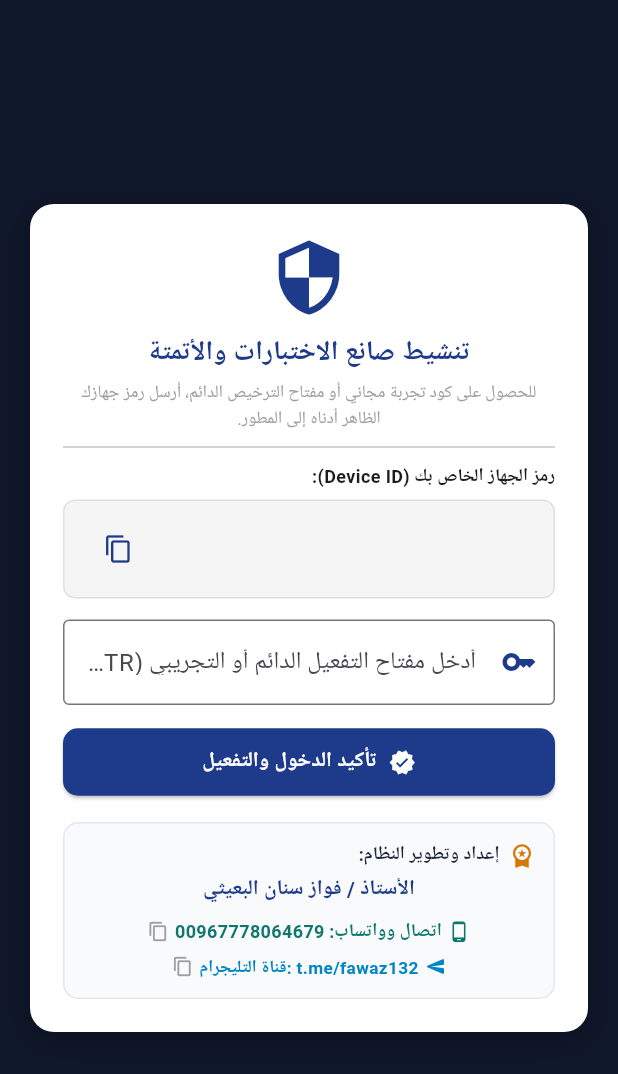
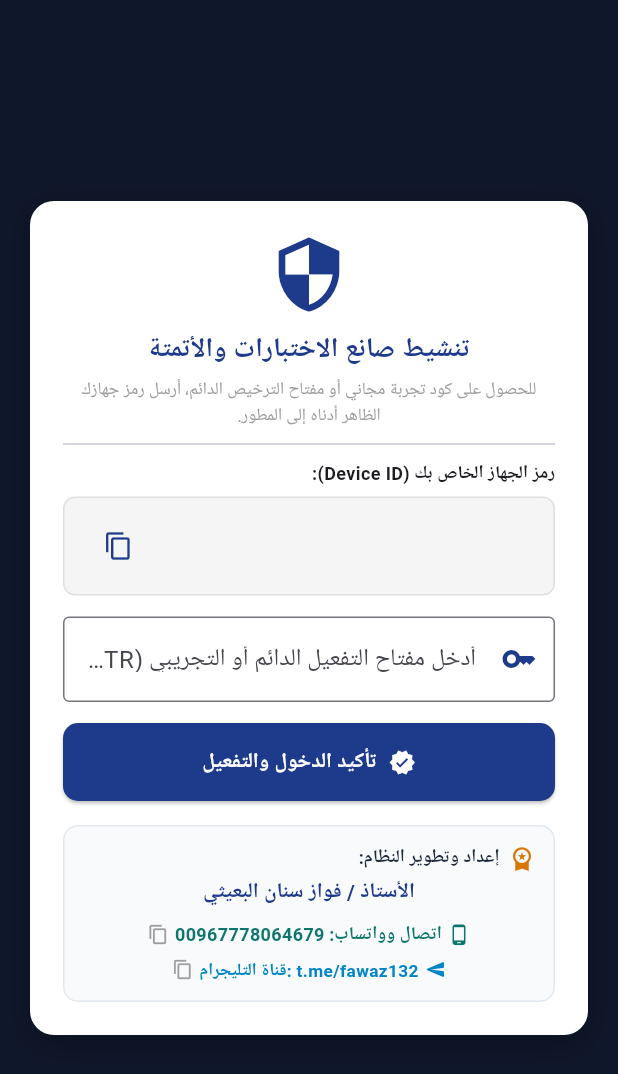
Before and after one commit to karnyn7743-tech/atmath_exams, a Flutter app: the screen it shows after launch, on a phone screen of 412 x 824 dp. Shown: the top 1074 px of the screen. Run offline on Flutter 3.47's test engine with Material 3 defaults, Android fonts, the phone set to English and light mode, and no system bars; our stand-ins replace device_info_plus, file_picker, open_filex, permission_handler, printing, shared_preferences; missing offline and left inert: cryptography, excel, fluent_editor, google_mlkit_text_recognition, mobile_scanner, pdfx.

Commit message:
Improve app-wide button contrast and text legibility

```diff
--- a/lib/main.dart
+++ b/lib/main.dart
@@ -47,6 +47,33 @@ class ExamMakerApp extends StatelessWidget {
           foregroundColor: Colors.white,
           elevation: 2,
         ),
+        elevatedButtonTheme: ElevatedButtonThemeData(
+          style: ElevatedButton.styleFrom(
+            backgroundColor: const Color(0xFF123B67),
+            foregroundColor: Colors.white,
+            minimumSize: const Size.fromHeight(52),
+            textStyle: const TextStyle(
+              fontSize: 16,
+              fontWeight: FontWeight.w900,
+            ),
+          ),
+        ),
+        outlinedButtonTheme: OutlinedButtonThemeData(
+          style: OutlinedButton.styleFrom(
+            foregroundColor: const Color(0xFF123B67),
+            side: const BorderSide(color: Color(0xFF123B67), width: 1.5),
+            textStyle: const TextStyle(
+              fontSize: 15,
+              fontWeight: FontWeight.w800,
+            ),
+          ),
+        ),
+        textButtonTheme: TextButtonThemeData(
+          style: TextButton.styleFrom(
+            foregroundColor: const Color(0xFF123B67),
+            textStyle: const TextStyle(fontWeight: FontWeight.w800),
+          ),
+        ),
       ),
       home: isInitialAccessGranted ? const HomeScreen() : const ActivationScreen(),
     );
```
